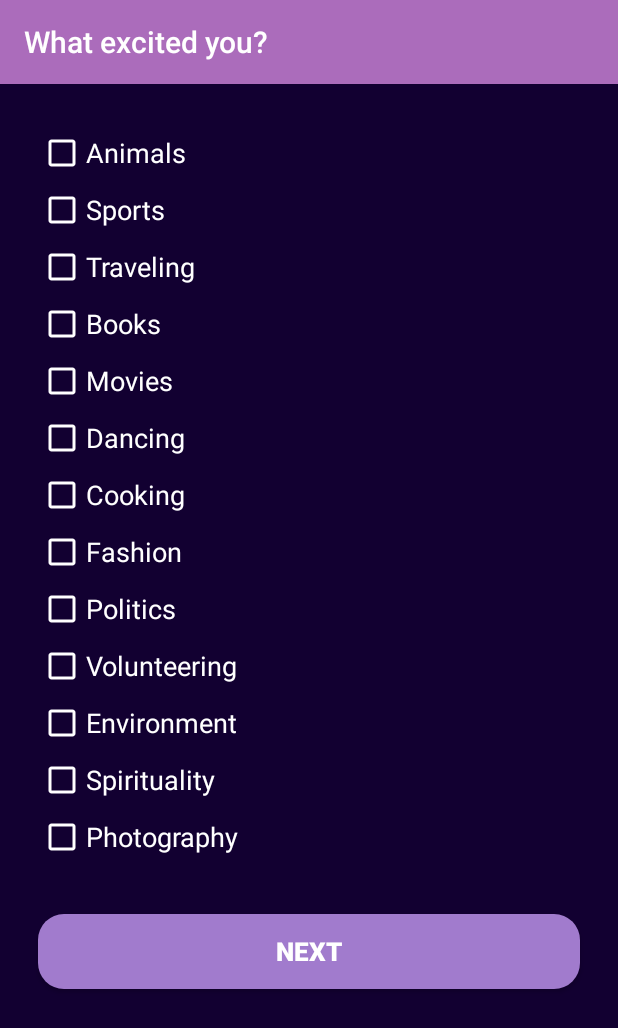
After one commit to LightingSpider/DuE_app, an Android app: the ChooseInterests screen opened directly, with no data from a screen before it, on a phone screen of 412 x 824 dp. The commit adds this screen. Shown: the top 1028 px of the screen. Run offline under Robolectric (Android 15) with nearby library versions, the phone set to English and light mode, and no system bars.

Commit message:
Initial commit from frosy

```diff
--- a/app/src/main/AndroidManifest.xml
+++ b/app/src/main/AndroidManifest.xml
@@ -9,7 +9,8 @@
         android:roundIcon="@mipmap/ic_launcher_mylogo_round"
         android:supportsRtl="true"
         android:theme="@style/Theme.DuE">
-        <activity android:name=".HomePage"></activity>
+        <activity android:name=".ChooseInterests"></activity>
+        <activity android:name=".HomePage" />
         <activity android:name=".ChatRoom" />
         <activity android:name=".SetProfile" />
         <activity android:name=".CreateAccount" />
--- /dev/null
+++ b/app/src/main/java/com/example/due/ChooseInterests.kt
@@ -0,0 +1,116 @@
+package com.example.due
+
+import androidx.appcompat.app.AppCompatActivity
+import android.os.Bundle
+import android.view.View
+import android.view.WindowManager
+import android.widget.CheckBox
+
+class ChooseInterests : AppCompatActivity() {
+    override fun onCreate(savedInstanceState: Bundle?) {
+        window.setFlags(WindowManager.LayoutParams.FLAG_FULLSCREEN, WindowManager.LayoutParams.FLAG_FULLSCREEN)
+        super.onCreate(savedInstanceState)
+        setContentView(R.layout.activity_choose_interests)
+    }
+    fun onCheckboxClicked(view: View) {
+        if (view is CheckBox) {
+            val checked: Boolean = view.isChecked
+
+            when (view.id) {
+                R.id.checkbox_animals -> {
+                    if (checked) {
+                        // Put some meat on the sandwich
+                    } else {
+                        // Remove the meat
+                    }
+                }
+                R.id.checkbox_books -> {
+                    if (checked) {
+                        // Cheese me
+                    } else {
+                        // I'm lactose intolerant
+                    }
+                }
+                R.id.checkbox_cook -> {
+                    if (checked) {
+                        // Put some meat on the sandwich
+                    } else {
+                        // Remove the meat
+                    }
+                }
+                R.id.checkbox_dance -> {
+                    if (checked) {
+                        // Cheese me
+                    } else {
+                        // I'm lactose intolerant
+                    }
+                }
+                R.id.checkbox_envir -> {
+                    if (checked) {
+                        // Put some meat on the sandwich
+                    } else {
+                        // Remove the meat
+                    }
+                }
+                R.id.checkbox_fashion -> {
+                    if (checked) {
+                        // Cheese me
+                    } else {
+                        // I'm lactose intolerant
+                    }
+                }
+                R.id.checkbox_movies -> {
+                    if (checked) {
+                        // Put some meat on the sandwich
+                    } else {
+                        // Remove the meat
+                    }
+                }
+                R.id.checkbox_photos -> {
+                    if (checked) {
+                        // Cheese me
+                    } else {
+                        // I'm lactose intolerant
+                    }
+                }
+                R.id.checkbox_politics -> {
+                    if (checked) {
+                        // Put some meat on the sandwich
+                    } else {
+                        // Remove the meat
+                    }
+                }
+                R.id.checkbox_spirit -> {
+                    if (checked) {
+                        // Cheese me
+                    } else {
+                        // I'm lactose intolerant
+                    }
+                }
+                R.id.checkbox_travel -> {
+                    if (checked) {
+                        // Put some meat on the sandwich
+                    } else {
+                        // Remove the meat
+                    }
+                }
+                R.id.checkbox_sports -> {
+                    if (checked) {
+                        // Cheese me
+                    } else {
+                        // I'm lactose intolerant
+                    }
+                }
+                R.id.checkbox_volut -> {
+                    if (checked) {
+                        // Put some meat on the sandwich
+                    } else {
+                        // Remove the meat
+                    }
+                }
+
+                // TODO: Veggie sandwich
+            }
+        }
+    }
+}
--- a/app/src/main/java/com/example/due/SetProfile.kt
+++ b/app/src/main/java/com/example/due/SetProfile.kt
@@ -1,9 +1,10 @@
 package com.example.due
 
+import android.content.Intent
 import androidx.appcompat.app.AppCompatActivity
 import android.os.Bundle
 import android.view.WindowManager
-
+import android.widget.Button
 
 
 class SetProfile : AppCompatActivity() {
@@ -11,5 +12,11 @@ class SetProfile : AppCompatActivity() {
         window.setFlags(WindowManager.LayoutParams.FLAG_FULLSCREEN, WindowManager.LayoutParams.FLAG_FULLSCREEN)
         super.onCreate(savedInstanceState)
         setContentView(R.layout.activity_set_profile)
+
+        val button1 = findViewById<Button>(R.id.btnnext)
+        button1.setOnClickListener {
+            val intent1 = Intent(this,ChooseInterests::class.java)
+            startActivity(intent1)
+        }
     }
 }
--- /dev/null
+++ b/app/src/main/res/layout/activity_choose_interests.xml
@@ -0,0 +1,214 @@
+<?xml version="1.0" encoding="utf-8"?>
+<LinearLayout xmlns:android="http://schemas.android.com/apk/res/android"
+    xmlns:app="http://schemas.android.com/apk/res-auto"
+    android:layout_width="fill_parent"
+    android:layout_height="fill_parent"
+    android:background="#120031"
+    android:backgroundTint="#120031"
+    android:orientation="vertical">
+
+    <androidx.appcompat.widget.Toolbar
+        android:id="@+id/cracinterests"
+        android:layout_width="match_parent"
+        android:layout_height="wrap_content"
+        android:background="#AB6CBB"
+        android:minHeight="?attr/actionBarSize"
+        android:theme="?attr/actionBarTheme"
+        app:title="What excited you?"
+        app:titleTextColor="#FFFFFF" />
+
+    <!-- <TextView
+        android:id="@+id/textView10"
+        android:layout_width="wrap_content"
+        android:layout_height="wrap_content"
+        android:layout_marginTop="25dp"
+        android:layout_marginStart="25dp"
+        android:text="@string/what_excites_you"
+        android:textColor="#FFFFFF"
+        android:textSize="26sp"
+        android:textStyle="normal" /> -->
+
+    <CheckBox
+        android:id="@+id/checkbox_animals"
+        android:layout_width="wrap_content"
+        android:layout_height="wrap_content"
+        android:layout_marginStart="25dp"
+        android:layout_marginTop="30dp"
+        android:buttonTint="#FFFFFF"
+        android:onClick="onCheckboxClicked"
+        android:shadowColor="#760B93"
+        android:text="@string/animals"
+        android:textColor="#FFFFFF"
+        android:textSize="18sp" />
+
+    <CheckBox
+        android:id="@+id/checkbox_sports"
+        android:layout_width="wrap_content"
+        android:layout_height="wrap_content"
+        android:layout_marginStart="25dp"
+        android:layout_marginTop="6dp"
+        android:buttonTint="#FFFFFF"
+        android:onClick="onCheckboxClicked"
+        android:shadowColor="#760B93"
+        android:text="@string/sports"
+        android:textColor="#FFFFFF"
+        android:textSize="18sp" />
+
+    <CheckBox
+        android:id="@+id/checkbox_travel"
+        android:layout_width="wrap_content"
+        android:layout_height="wrap_content"
+        android:layout_marginStart="25dp"
+        android:layout_marginTop="6dp"
+        android:buttonTint="#FFFFFF"
+        android:onClick="onCheckboxClicked"
+        android:shadowColor="#760B93"
+        android:text="@string/traveling"
+        android:textColor="#FFFFFF"
+        android:textSize="18sp" />
+
+    <CheckBox
+        android:id="@+id/checkbox_books"
+        android:layout_width="wrap_content"
+        android:layout_height="wrap_content"
+        android:layout_marginStart="25dp"
+        android:layout_marginTop="6dp"
+        android:buttonTint="#FFFFFF"
+        android:onClick="onCheckboxClicked"
+        android:shadowColor="#760B93"
+        android:text="@string/books"
+        android:textColor="#FFFFFF"
+        android:textSize="18sp" />
+
+    <CheckBox
+        android:id="@+id/checkbox_movies"
+        android:layout_width="wrap_content"
+        android:layout_height="wrap_content"
+        android:layout_marginStart="25dp"
+        android:layout_marginTop="6dp"
+        android:buttonTint="#FFFFFF"
+        android:onClick="onCheckboxClicked"
+        android:shadowColor="#760B93"
+        android:text="@string/movies"
+        android:textColor="#FFFFFF"
+        android:textSize="18sp" />
+
+    <CheckBox
+        android:id="@+id/checkbox_dance"
+        android:layout_width="wrap_content"
+        android:layout_height="wrap_content"
+        android:layout_marginStart="25dp"
+        android:layout_marginTop="6dp"
+        android:buttonTint="#FFFFFF"
+        android:onClick="onCheckboxClicked"
+        android:shadowColor="#760B93"
+        android:text="@string/dancing"
+        android:textColor="#FFFFFF"
+        android:textSize="18sp" />
+
+    <CheckBox
+        android:id="@+id/checkbox_cook"
+        android:layout_width="wrap_content"
+        android:layout_height="wrap_content"
+        android:layout_marginStart="25dp"
+        android:layout_marginTop="6dp"
+        android:buttonTint="#FFFFFF"
+        android:onClick="onCheckboxClicked"
+        android:shadowColor="#760B93"
+        android:text="@string/cooking"
+        android:textColor="#FFFFFF"
+        android:textSize="18sp" />
+
+    <CheckBox
+        android:id="@+id/checkbox_fashion"
+        android:layout_width="wrap_content"
+        android:layout_height="wrap_content"
+        android:layout_marginStart="25dp"
+        android:layout_marginTop="6dp"
+        android:buttonTint="#FFFFFF"
+        android:onClick="onCheckboxClicked"
+        android:shadowColor="#760B93"
+        android:text="@string/fashion"
+        android:textColor="#FFFFFF"
+        android:textSize="18sp" />
+
+    <CheckBox
+        android:id="@+id/checkbox_politics"
+        android:layout_width="wrap_content"
+        android:layout_height="wrap_content"
+        android:layout_marginStart="25dp"
+        android:layout_marginTop="6dp"
+        android:buttonTint="#FFFFFF"
+        android:onClick="onCheckboxClicked"
+        android:shadowColor="#760B93"
+        android:text="@string/politics"
+        android:textColor="#FFFFFF"
+        android:textSize="18sp" />
+
+    <CheckBox
+        android:id="@+id/checkbox_volut"
+        android:layout_width="wrap_content"
+        android:layout_height="wrap_content"
+        android:layout_marginStart="25dp"
+        android:layout_marginTop="6dp"
+        android:buttonTint="#FFFFFF"
+        android:onClick="onCheckboxClicked"
+        android:shadowColor="#760B93"
+        android:text="@string/volunteering"
+        android:textColor="#FFFFFF"
+        android:textSize="18sp" />
+
+    <CheckBox
+        android:id="@+id/checkbox_envir"
+        android:layout_width="wrap_content"
+        android:layout_height="wrap_content"
+        android:layout_marginStart="25dp"
+        android:layout_marginTop="6dp"
+        android:buttonTint="#FFFFFF"
+        android:onClick="onCheckboxClicked"
+        android:shadowColor="#760B93"
+        android:text="@string/environment"
+        android:textColor="#FFFFFF"
+        android:textSize="18sp" />
+
+    <CheckBox
+        android:id="@+id/checkbox_spirit"
+        android:layout_width="wrap_content"
+        android:layout_height="wrap_content"
+        android:layout_marginStart="25dp"
+        android:layout_marginTop="6dp"
+        android:buttonTint="#FFFFFF"
+        android:onClick="onCheckboxClicked"
+        android:shadowColor="#760B93"
+        android:text="@string/spirituality"
+        android:textColor="#FFFFFF"
+        android:textSize="18sp" />
+
+    <CheckBox
+        android:id="@+id/checkbox_photos"
+        android:layout_width="wrap_content"
+        android:layout_height="wrap_content"
+        android:layout_marginStart="25dp"
+        android:layout_marginTop="6dp"
+        android:buttonTint="#FFFFFF"
+        android:onClick="onCheckboxClicked"
+        android:shadowColor="#760B93"
+        android:text="@string/photography"
+        android:textColor="#FFFFFF"
+        android:textSize="18sp" />
+
+    <Button
+        android:id="@+id/btn_internext"
+        android:layout_width="match_parent"
+        android:layout_height="50dp"
+        android:layout_marginTop="35dp"
+        android:layout_marginLeft="25dp"
+        android:layout_marginRight="25dp"
+        android:background="@drawable/btnround"
+        android:text="@string/next"
+        android:textColor="#FFFFFF"
+        android:textSize="17sp"
+        android:textStyle="bold"
+        app:backgroundTint="#AC84D9" />
+
+</LinearLayout>
--- a/app/src/main/res/layout/activity_create_account.xml
+++ b/app/src/main/res/layout/activity_create_account.xml
@@ -8,7 +8,7 @@
     tools:context=".CreateAccount">
 
     <Button
-        android:id="@+id/button_second6"
+        android:id="@+id/btngoogle"
         android:layout_width="360dp"
         android:layout_height="50dp"
         android:layout_marginTop="36dp"
@@ -21,10 +21,10 @@
         app:layout_constraintEnd_toEndOf="parent"
         app:layout_constraintHorizontal_bias="0.509"
         app:layout_constraintStart_toStartOf="parent"
-        app:layout_constraintTop_toBottomOf="@id/button_second5" />
+        app:layout_constraintTop_toBottomOf="@id/btnfb" />
 
     <Button
-        android:id="@+id/button_second5"
+        android:id="@+id/btnfb"
         android:layout_width="360dp"
         android:layout_height="50dp"
         android:layout_marginTop="46dp"
--- a/app/src/main/res/layout/activity_log_in.xml
+++ b/app/src/main/res/layout/activity_log_in.xml
@@ -8,7 +8,7 @@
     tools:context=".LogIn">
 
     <Button
-        android:id="@+id/button_second3"
+        android:id="@+id/btnlogingoogle"
         android:layout_width="360dp"
         android:layout_height="50dp"
         android:layout_marginTop="32dp"
@@ -22,10 +22,10 @@
         app:layout_constraintEnd_toEndOf="parent"
         app:layout_constraintHorizontal_bias="0.5"
         app:layout_constraintStart_toStartOf="parent"
-        app:layout_constraintTop_toBottomOf="@+id/button_second2" />
+        app:layout_constraintTop_toBottomOf="@+id/btnloginfb" />
 
     <Button
-        android:id="@+id/button_second2"
+        android:id="@+id/btnloginfb"
         android:layout_width="360dp"
         android:layout_height="50dp"
         android:layout_marginTop="56dp"
@@ -65,18 +65,9 @@
         app:layout_constraintStart_toStartOf="parent"
         app:layout_constraintTop_toBottomOf="@id/editTextTextEmailAddress" />
 
-    <TextView
-        android:id="@+id/textview_second"
-        android:layout_width="wrap_content"
-        android:layout_height="wrap_content"
-        app:layout_constraintBottom_toTopOf="@id/button_second"
-        app:layout_constraintEnd_toEndOf="parent"
-        app:layout_constraintStart_toStartOf="parent"
-        app:layout_constraintTop_toTopOf="parent"
-        />
 
     <Button
-        android:id="@+id/button_second"
+        android:id="@+id/btnnlog"
         android:layout_width="360dp"
         android:layout_height="50dp"
         android:layout_marginTop="44dp"
@@ -125,7 +116,7 @@
         app:layout_constraintHorizontal_bias="0.5"
         app:layout_constraintEnd_toEndOf="parent"
         app:layout_constraintStart_toStartOf="parent"
-        app:layout_constraintTop_toBottomOf="@id/button_second" />
+        app:layout_constraintTop_toBottomOf="@id/btnnlog" />
 
     <androidx.appcompat.widget.Toolbar
         android:id="@+id/toolbar"
--- a/app/src/main/res/layout/activity_set_profile.xml
+++ b/app/src/main/res/layout/activity_set_profile.xml
@@ -22,7 +22,7 @@
         app:titleTextColor="#FFFFFF" />
 
     <Button
-        android:id="@+id/button_second7"
+        android:id="@+id/btnnext"
         android:layout_width="360dp"
         android:layout_height="50dp"
         android:layout_marginTop="50dp"
@@ -146,7 +146,7 @@
         android:layout_marginTop="28dp"
         android:text="@string/setupyourprofile"
         android:textColor="#FFFFFF"
-        android:textSize="28sp"
+        android:textSize="26sp"
         android:textStyle="normal"
         app:layout_constraintEnd_toEndOf="parent"
         app:layout_constraintHorizontal_bias="0.143"
--- a/app/src/main/res/values/strings.xml
+++ b/app/src/main/res/values/strings.xml
@@ -35,4 +35,18 @@
     <string name="type">Type a message</string>
     <!-- TODO: Remove or change this placeholder text -->
     <string name="hello_blank_fragment">Hello blank fragment</string>
+    <string name="what_excites_you">What excites you?</string>
+    <string name="animals">Animals</string>
+    <string name="sports">Sports</string>
+    <string name="traveling">Traveling</string>
+    <string name="books">Books</string>
+    <string name="movies">Movies</string>
+    <string name="dancing">Dancing</string>
+    <string name="cooking">Cooking</string>
+    <string name="fashion">Fashion</string>
+    <string name="politics">Politics</string>
+    <string name="volunteering">Volunteering</string>
+    <string name="environment">Environment</string>
+    <string name="spirituality">Spirituality</string>
+    <string name="photography">Photography</string>
 </resources>
```
